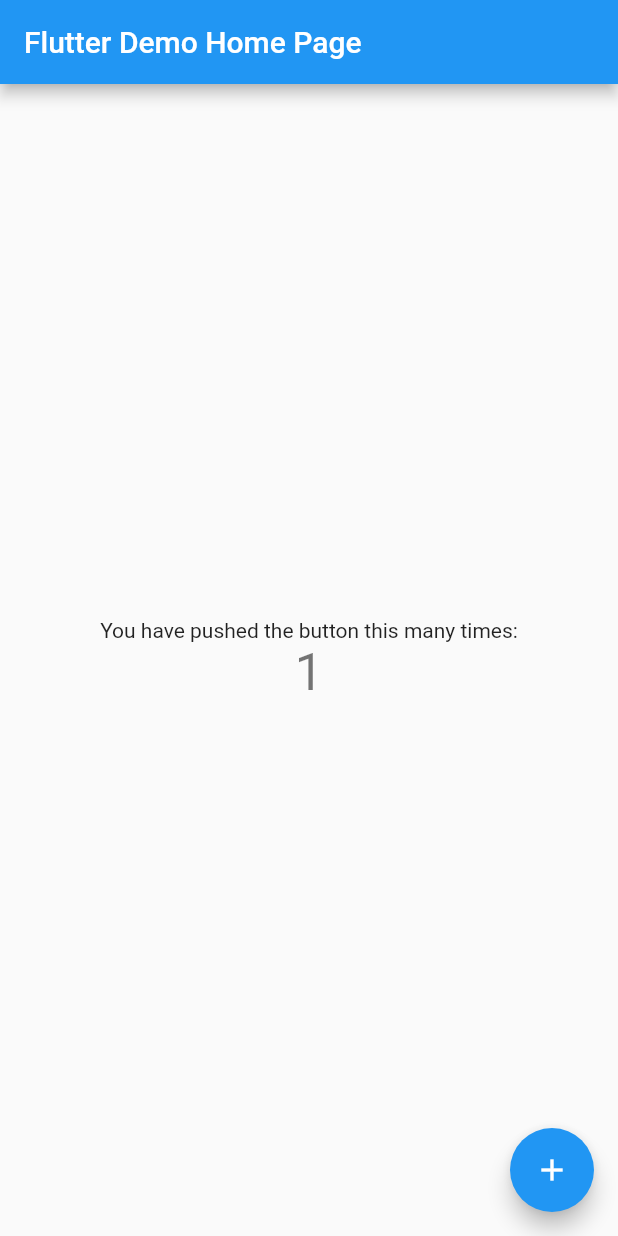
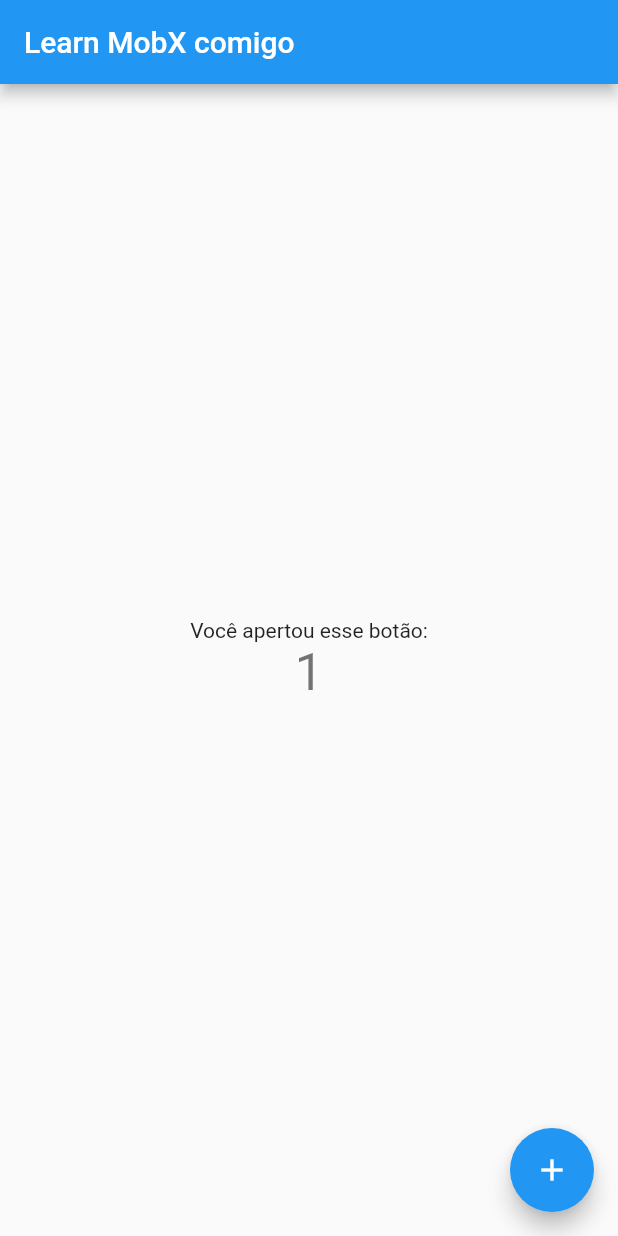
Before and after one commit to guilhermeikeda/flutter-learn_mobx, a Flutter app: the screen it shows after launch, after a tap on the "add" icon, on a phone screen of 412 x 824 dp. Run offline on Flutter 3.47's test engine with Material 2 defaults, Android fonts, the phone set to English and light mode, and no system bars; our stand-ins replace flutter_mobx, mobx; generated files the repository leaves out were written again.

Commit message:
Add getting started example

```diff
--- a/lib/main.dart
+++ b/lib/main.dart
@@ -1,117 +1,49 @@
 import 'package:flutter/material.dart';
+import 'package:flutter_mobx/flutter_mobx.dart';
 
-void main() {
-  runApp(MyApp());
-}
+import 'counter.dart';
+
+// Cria instancia
+final counter = Counter();
+
+void main() => runApp(MyApp());
 
 class MyApp extends StatelessWidget {
-  // This widget is the root of your application.
   @override
   Widget build(BuildContext context) {
     return MaterialApp(
-      title: 'Flutter Demo',
-      theme: ThemeData(
-        // This is the theme of your application.
-        //
-        // Try running your application with "flutter run". You'll see the
-        // application has a blue toolbar. Then, without quitting the app, try
-        // changing the primarySwatch below to Colors.green and then invoke
-        // "hot reload" (press "r" in the console where you ran "flutter run",
-        // or simply save your changes to "hot reload" in a Flutter IDE).
-        // Notice that the counter didn't reset back to zero; the application
-        // is not restarted.
-        primarySwatch: Colors.blue,
-        // This makes the visual density adapt to the platform that you run
-        // the app on. For desktop platforms, the controls will be smaller and
-        // closer together (more dense) than on mobile platforms.
-        visualDensity: VisualDensity.adaptivePlatformDensity,
-      ),
-      home: MyHomePage(title: 'Flutter Demo Home Page'),
+      title: 'Learn Mobx',
+      theme: ThemeData(primarySwatch: Colors.blue),
+      home: const MyHomePage(),
     );
   }
 }
 
-class MyHomePage extends StatefulWidget {
-  MyHomePage({Key key, this.title}) : super(key: key);
-
-  // This widget is the home page of your application. It is stateful, meaning
-  // that it has a State object (defined below) that contains fields that affect
-  // how it looks.
-
-  // This class is the configuration for the state. It holds the values (in this
-  // case the title) provided by the parent (in this case the App widget) and
-  // used by the build method of the State. Fields in a Widget subclass are
-  // always marked "final".
-
-  final String title;
-
-  @override
-  _MyHomePageState createState() => _MyHomePageState();
-}
-
-class _MyHomePageState extends State<MyHomePage> {
-  int _counter = 0;
-
-  void _incrementCounter() {
-    setState(() {
-      // This call to setState tells the Flutter framework that something has
-      // changed in this State, which causes it to rerun the build method below
-      // so that the display can reflect the updated values. If we changed
-      // _counter without calling setState(), then the build method would not be
-      // called again, and so nothing would appear to happen.
-      _counter++;
-    });
-  }
+class MyHomePage extends StatelessWidget {
+  const MyHomePage();
 
   @override
   Widget build(BuildContext context) {
-    // This method is rerun every time setState is called, for instance as done
-    // by the _incrementCounter method above.
-    //
-    // The Flutter framework has been optimized to make rerunning build methods
-    // fast, so that you can just rebuild anything that needs updating rather
-    // than having to individually change instances of widgets.
     return Scaffold(
       appBar: AppBar(
-        // Here we take the value from the MyHomePage object that was created by
-        // the App.build method, and use it to set our appbar title.
-        title: Text(widget.title),
+        title: Text('Learn MobX comigo'),
       ),
       body: Center(
-        // Center is a layout widget. It takes a single child and positions it
-        // in the middle of the parent.
         child: Column(
-          // Column is also a layout widget. It takes a list of children and
-          // arranges them vertically. By default, it sizes itself to fit its
-          // children horizontally, and tries to be as tall as its parent.
-          //
-          // Invoke "debug painting" (press "p" in the console, choose the
-          // "Toggle Debug Paint" action from the Flutter Inspector in Android
-          // Studio, or the "Toggle Debug Paint" command in Visual Studio Code)
-          // to see the wireframe for each widget.
-          //
-          // Column has various properties to control how it sizes itself and
-          // how it positions its children. Here we use mainAxisAlignment to
-          // center the children vertically; the main axis here is the vertical
-          // axis because Columns are vertical (the cross axis would be
-          // horizontal).
-          mainAxisAlignment: MainAxisAlignment.center,
-          children: <Widget>[
-            Text(
-              'You have pushed the button this many times:',
-            ),
-            Text(
-              '$_counter',
-              style: Theme.of(context).textTheme.headline4,
-            ),
-          ],
-        ),
+            mainAxisAlignment: MainAxisAlignment.center,
+            children: <Widget>[
+              Text('Você apertou esse botão:'),
+              Observer(
+                builder: (_) => Text('${counter.value}',
+                    style: Theme.of(context).textTheme.headline4),
+              ),
+            ]),
       ),
       floatingActionButton: FloatingActionButton(
-        onPressed: _incrementCounter,
-        tooltip: 'Increment',
+        onPressed: counter.increment,
+        tooltip: 'Incrementa',
         child: Icon(Icons.add),
-      ), // This trailing comma makes auto-formatting nicer for build methods.
+      ),
     );
   }
 }
--- a/pubspec.yaml
+++ b/pubspec.yaml
@@ -23,6 +23,8 @@ environment:
 dependencies:
   flutter:
     sdk: flutter
+  mobx: ^1.2.1+4
+  flutter_mobx: ^1.1.0+2
 
 
   # The following adds the Cupertino Icons font to your application.
@@ -32,6 +34,8 @@ dependencies:
 dev_dependencies:
   flutter_test:
     sdk: flutter
+  build_runner: ^1.10.4
+  mobx_codegen: ^1.1.1+3
 
 # For information on the generic Dart part of this file, see the
 # following page: https://dart.dev/tools/pub/pubspec
```
Also changed, not shown: lib/counter.dart (added, +29 -0 lines), lib/counter.g.dart (added), pubspec.lock, 2 other files.
